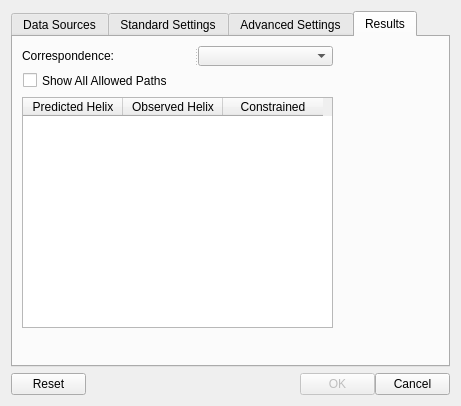
The window that Gorgon/src_ui/ui_dialog_sse_helix_correspondence_finder.ui (GorgonCryoEM/Gorgon) describes before a commit, drawn with Qt 5.
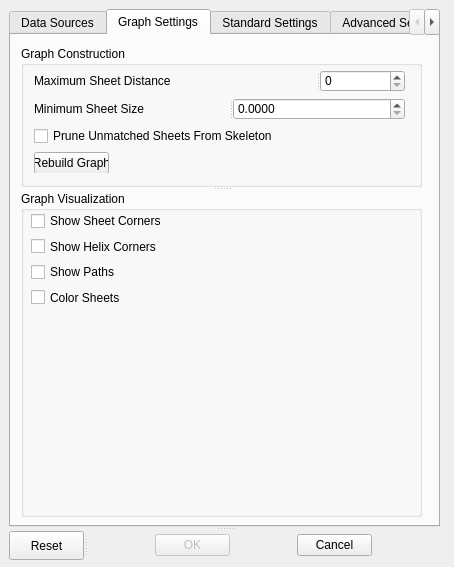
The same window after the commit.

Commit message: Adding new tab to SSE correspondence form to set and change graph parameters and control graph visualization. This version has problems with spacing and alignment that must be fixed.

What changed in the file:
```diff
--- a/Gorgon/src_ui/ui_dialog_sse_helix_correspondence_finder.ui
+++ b/Gorgon/src_ui/ui_dialog_sse_helix_correspondence_finder.ui
@@ -5,8 +5,8 @@
    <rect>
     <x>0</x>
     <y>0</y>
-    <width>354</width>
-    <height>378</height>
+    <width>454</width>
+    <height>567</height>
    </rect>
   </property>
   <property name="sizePolicy" >
@@ -15,77 +15,33 @@
     <verstretch>0</verstretch>
    </sizepolicy>
   </property>
+  <property name="minimumSize" >
+   <size>
+    <width>454</width>
+    <height>567</height>
+   </size>
+  </property>
+  <property name="maximumSize" >
+   <size>
+    <width>454</width>
+    <height>567</height>
+   </size>
+  </property>
   <property name="windowTitle" >
    <string>Helix Correspondence Finder</string>
   </property>
-  <layout class="QGridLayout" >
-   <item row="1" column="0" >
-    <layout class="QGridLayout" >
-     <item row="0" column="0" >
-      <widget class="QPushButton" name="pushButtonReset" >
-       <property name="maximumSize" >
-        <size>
-         <width>75</width>
-         <height>16777215</height>
-        </size>
-       </property>
-       <property name="text" >
-        <string>Reset</string>
-       </property>
-      </widget>
-     </item>
-     <item row="0" column="1" >
-      <spacer>
+  <widget class="QSplitter" name="splitter_7" >
+   <property name="geometry" >
+    <rect>
+     <x>9</x>
+     <y>9</y>
+     <width>431</width>
+     <height>551</height>
+    </rect>
+   </property>
        <property name="orientation" >
-        <enum>Qt::Horizontal</enum>
-       </property>
-       <property name="sizeHint" stdset="0" >
-        <size>
-         <width>40</width>
-         <height>20</height>
-        </size>
-       </property>
-      </spacer>
-     </item>
-     <item row="0" column="2" >
-      <layout class="QGridLayout" >
-       <property name="spacing" >
-        <number>0</number>
-       </property>
-       <item row="0" column="0" >
-        <widget class="QPushButton" name="pushButtonOk" >
-         <property name="enabled" >
-          <bool>false</bool>
-         </property>
-         <property name="maximumSize" >
-          <size>
-           <width>75</width>
-           <height>16777215</height>
-          </size>
-         </property>
-         <property name="text" >
-          <string>OK</string>
-         </property>
-        </widget>
-       </item>
-       <item row="0" column="1" >
-        <widget class="QPushButton" name="pushButtonCancel" >
-         <property name="maximumSize" >
-          <size>
-           <width>75</width>
-           <height>16777215</height>
-          </size>
-         </property>
-         <property name="text" >
-          <string>Cancel</string>
-         </property>
-        </widget>
-       </item>
-      </layout>
-     </item>
-    </layout>
-   </item>
-   <item row="0" column="0" >
+    <enum>Qt::Vertical</enum>
+   </property>
     <widget class="QTabWidget" name="tabWidget" >
      <property name="sizePolicy" >
       <sizepolicy vsizetype="Expanding" hsizetype="Expanding" >
@@ -94,7 +50,7 @@
       </sizepolicy>
      </property>
      <property name="currentIndex" >
-      <number>3</number>
+     <number>1</number>
      </property>
      <widget class="QWidget" name="tabDataSources" >
       <attribute name="title" >
@@ -238,6 +194,252 @@
        </layout>
       </widget>
      </widget>
+    <widget class="QWidget" name="tabGraphSettings" >
+     <attribute name="title" >
+      <string>Graph Settings</string>
+     </attribute>
+     <widget class="QSplitter" name="splitter_5" >
+      <property name="geometry" >
+       <rect>
+        <x>10</x>
+        <y>11</y>
+        <width>401</width>
+        <height>471</height>
+       </rect>
+      </property>
+      <property name="sizePolicy" >
+       <sizepolicy vsizetype="Expanding" hsizetype="Expanding" >
+        <horstretch>0</horstretch>
+        <verstretch>0</verstretch>
+       </sizepolicy>
+      </property>
+      <property name="minimumSize" >
+       <size>
+        <width>251</width>
+        <height>281</height>
+       </size>
+      </property>
+      <property name="orientation" >
+       <enum>Qt::Vertical</enum>
+      </property>
+      <widget class="QGroupBox" name="groupBox_3" >
+       <property name="sizePolicy" >
+        <sizepolicy vsizetype="Preferred" hsizetype="Preferred" >
+         <horstretch>0</horstretch>
+         <verstretch>0</verstretch>
+        </sizepolicy>
+       </property>
+       <property name="minimumSize" >
+        <size>
+         <width>251</width>
+         <height>141</height>
+        </size>
+       </property>
+       <property name="maximumSize" >
+        <size>
+         <width>16777215</width>
+         <height>141</height>
+        </size>
+       </property>
+       <property name="title" >
+        <string>Graph Construction</string>
+       </property>
+       <widget class="QWidget" name="" >
+        <property name="geometry" >
+         <rect>
+          <x>13</x>
+          <y>24</y>
+          <width>371</width>
+          <height>103</height>
+         </rect>
+        </property>
+        <layout class="QVBoxLayout" name="verticalLayout_3" >
+         <item>
+          <widget class="QSplitter" name="splitter_4" >
+           <property name="orientation" >
+            <enum>Qt::Horizontal</enum>
+           </property>
+           <widget class="QLabel" name="label_15" >
+            <property name="toolTip" >
+             <string>The maximum euclidean distance between possibly connected helices even if they are not connected in the skeleton</string>
+            </property>
+            <property name="statusTip" >
+             <string>The maximum euclidean distance between possibly connected helices even if they are not connected in the skeleton</string>
+            </property>
+            <property name="whatsThis" >
+             <string>The maximum euclidean distance between possibly connected helices even if they are not connected in the skeleton</string>
+            </property>
+            <property name="text" >
+             <string>Maximum Sheet Distance</string>
+            </property>
+           </widget>
+           <widget class="QSpinBox" name="spinBoxMaxSheetDistance" />
+          </widget>
+         </item>
+         <item>
+          <widget class="QSplitter" name="splitter_3" >
+           <property name="orientation" >
+            <enum>Qt::Horizontal</enum>
+           </property>
+           <widget class="QLabel" name="label_16" >
+            <property name="toolTip" >
+             <string>The maximum euclidean distance between possibly connected helices even if they are not connected in the skeleton</string>
+            </property>
+            <property name="statusTip" >
+             <string>The maximum euclidean distance between possibly connected helices even if they are not connected in the skeleton</string>
+            </property>
+            <property name="whatsThis" >
+             <string>The maximum euclidean distance between possibly connected helices even if they are not connected in the skeleton</string>
+            </property>
+            <property name="text" >
+             <string>Minimum Sheet Size</string>
+            </property>
+           </widget>
+           <widget class="QDoubleSpinBox" name="doubleSpinBoxMinSheetSize" >
+            <property name="text" stdset="0" >
+             <string>0.0000</string>
+            </property>
+            <property name="decimals" >
+             <number>4</number>
+            </property>
+            <property name="maximum" >
+             <double>999999999.999899983406067</double>
+            </property>
+            <property name="value" >
+             <double>0.000000000000000</double>
+            </property>
+           </widget>
+          </widget>
+         </item>
+         <item>
+          <widget class="QCheckBox" name="checkBoxPruneSkeleton" >
+           <property name="sizePolicy" >
+            <sizepolicy vsizetype="Fixed" hsizetype="Preferred" >
+             <horstretch>0</horstretch>
+             <verstretch>0</verstretch>
+            </sizepolicy>
+           </property>
+           <property name="text" >
+            <string>Prune Unmatched Sheets From Skeleton</string>
+           </property>
+           <property name="tristate" >
+            <bool>false</bool>
+           </property>
+          </widget>
+         </item>
+         <item>
+          <widget class="QSplitter" name="splitter_2" >
+           <property name="orientation" >
+            <enum>Qt::Horizontal</enum>
+           </property>
+           <widget class="QPushButton" name="pushButtonRebuildGraph" >
+            <property name="enabled" >
+             <bool>true</bool>
+            </property>
+            <property name="maximumSize" >
+             <size>
+              <width>75</width>
+              <height>16777215</height>
+             </size>
+            </property>
+            <property name="text" >
+             <string>Rebuild Graph</string>
+            </property>
+           </widget>
+          </widget>
+         </item>
+        </layout>
+       </widget>
+      </widget>
+      <widget class="QGroupBox" name="groupBox_4" >
+       <property name="minimumSize" >
+        <size>
+         <width>151</width>
+         <height>131</height>
+        </size>
+       </property>
+       <property name="title" >
+        <string>Graph Visualization</string>
+       </property>
+       <widget class="QWidget" name="" >
+        <property name="geometry" >
+         <rect>
+          <x>10</x>
+          <y>20</y>
+          <width>381</width>
+          <height>96</height>
+         </rect>
+        </property>
+        <layout class="QVBoxLayout" name="verticalLayout_2" >
+         <item>
+          <widget class="QCheckBox" name="checkBoxShowSheetCorners" >
+           <property name="sizePolicy" >
+            <sizepolicy vsizetype="Fixed" hsizetype="Preferred" >
+             <horstretch>0</horstretch>
+             <verstretch>0</verstretch>
+            </sizepolicy>
+           </property>
+           <property name="text" >
+            <string>Show Sheet Corners</string>
+           </property>
+           <property name="tristate" >
+            <bool>false</bool>
+           </property>
+          </widget>
+         </item>
+         <item>
+          <widget class="QCheckBox" name="checkBoxShowHelixCorners" >
+           <property name="sizePolicy" >
+            <sizepolicy vsizetype="Fixed" hsizetype="Preferred" >
+             <horstretch>0</horstretch>
+             <verstretch>0</verstretch>
+            </sizepolicy>
+           </property>
+           <property name="text" >
+            <string>Show Helix Corners</string>
+           </property>
+           <property name="tristate" >
+            <bool>false</bool>
+           </property>
+          </widget>
+         </item>
+         <item>
+          <widget class="QCheckBox" name="checkBoxShowAllPaths" >
+           <property name="sizePolicy" >
+            <sizepolicy vsizetype="Fixed" hsizetype="Preferred" >
+             <horstretch>0</horstretch>
+             <verstretch>0</verstretch>
+            </sizepolicy>
+           </property>
+           <property name="text" >
+            <string>Show Paths</string>
+           </property>
+           <property name="tristate" >
+            <bool>false</bool>
+           </property>
+          </widget>
+         </item>
+         <item>
+          <widget class="QCheckBox" name="checkBoxShowSheetColors" >
+           <property name="sizePolicy" >
+            <sizepolicy vsizetype="Fixed" hsizetype="Preferred" >
+             <horstretch>0</horstretch>
+             <verstretch>0</verstretch>
+            </sizepolicy>
+           </property>
+           <property name="text" >
+            <string>Color Sheets</string>
+           </property>
+           <property name="tristate" >
+            <bool>false</bool>
+           </property>
+          </widget>
+         </item>
+        </layout>
+       </widget>
+      </widget>
+     </widget>
+    </widget>
      <widget class="QWidget" name="tabStandardSettings" >
       <attribute name="title" >
        <string>Standard Settings</string>
@@ -627,7 +829,7 @@
         </property>
        </column>
       </widget>
-      <widget class="QCheckBox" name="checkBoxShowAllPaths" >
+     <widget class="QCheckBox" name="checkBoxShowAllPathsOld" >
        <property name="geometry" >
         <rect>
          <x>10</x>
@@ -676,8 +878,59 @@
       </widget>
      </widget>
     </widget>
-   </item>
-  </layout>
+   <widget class="QSplitter" name="splitter_6" >
+    <property name="orientation" >
+     <enum>Qt::Horizontal</enum>
+    </property>
+    <widget class="QPushButton" name="pushButtonReset" >
+     <property name="maximumSize" >
+      <size>
+       <width>75</width>
+       <height>16777215</height>
+      </size>
+     </property>
+     <property name="text" >
+      <string>Reset</string>
+     </property>
+    </widget>
+    <widget class="QWidget" name="" >
+     <layout class="QGridLayout" >
+      <property name="spacing" >
+       <number>0</number>
+      </property>
+      <item row="0" column="0" >
+       <widget class="QPushButton" name="pushButtonOk" >
+        <property name="enabled" >
+         <bool>false</bool>
+        </property>
+        <property name="maximumSize" >
+         <size>
+          <width>75</width>
+          <height>16777215</height>
+         </size>
+        </property>
+        <property name="text" >
+         <string>OK</string>
+        </property>
+       </widget>
+      </item>
+      <item row="0" column="1" >
+       <widget class="QPushButton" name="pushButtonCancel" >
+        <property name="maximumSize" >
+         <size>
+          <width>75</width>
+          <height>16777215</height>
+         </size>
+        </property>
+        <property name="text" >
+         <string>Cancel</string>
+        </property>
+       </widget>
+      </item>
+     </layout>
+    </widget>
+   </widget>
+  </widget>
  </widget>
  <tabstops>
   <tabstop>tabWidget</tabstop>
```
Left out of the diff: 12 changed lines with no effect on the pictures. Lines whose indentation alone changed are shown as unchanged.
